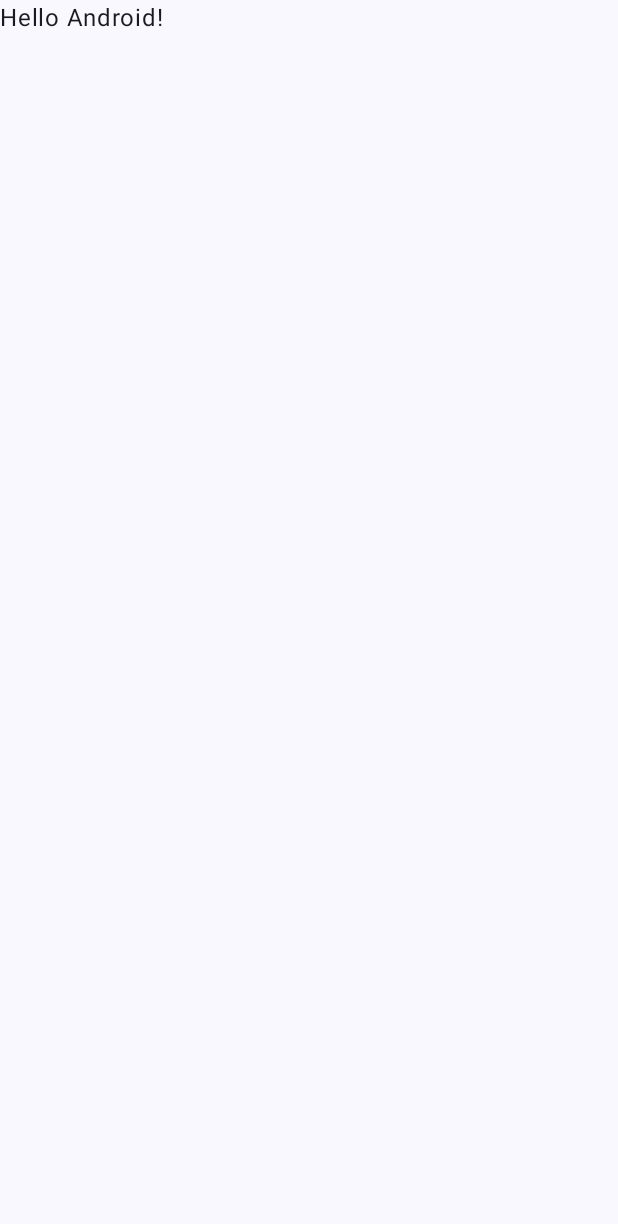
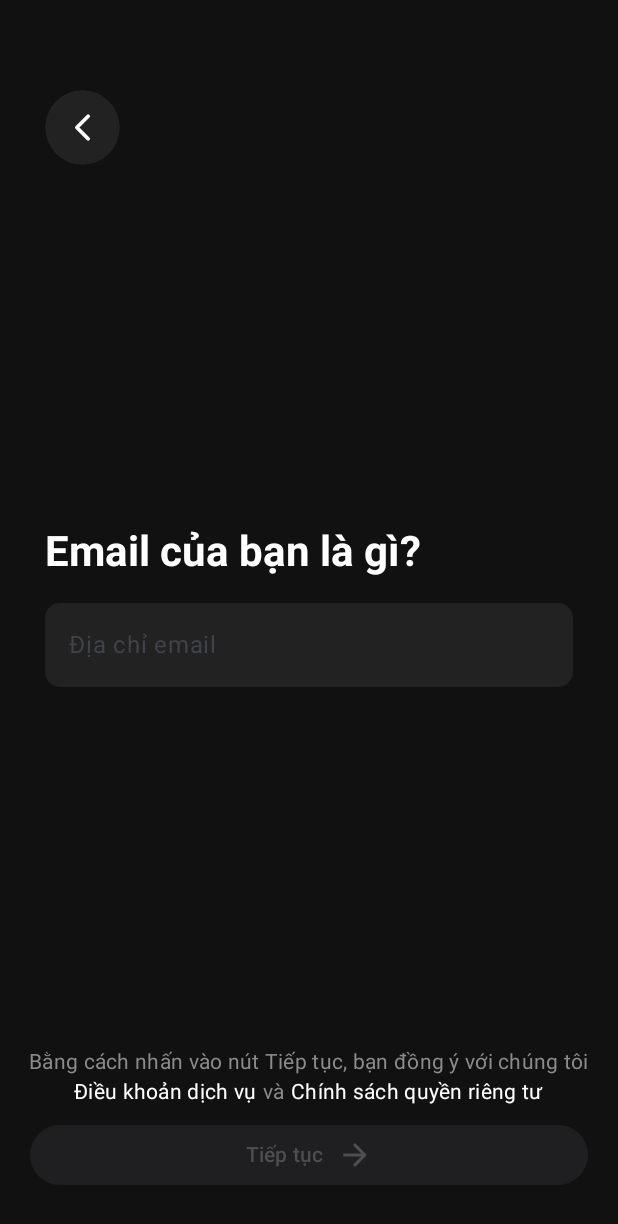
Before and after one commit to nmthanh31/MyLocket, an Android app built with Jetpack Compose: the screen it shows after launch (MainActivity), on a phone screen of 412 x 824 dp. Before the commit the part shown is almost empty. Shown: the top 1224 px of the screen. Run offline under Robolectric (Android 15) with nearby library versions, the phone set to English and light mode, and no system bars.

Commit message:
WelcomeAndRegisterScreen

```diff
--- a/app/src/main/java/com/nmthanh31/mylocket/MainActivity.kt
+++ b/app/src/main/java/com/nmthanh31/mylocket/MainActivity.kt
@@ -4,44 +4,53 @@ import android.os.Bundle
 import androidx.activity.ComponentActivity
 import androidx.activity.compose.setContent
 import androidx.activity.enableEdgeToEdge
+import androidx.compose.foundation.Image
+import androidx.compose.foundation.background
+import androidx.compose.foundation.clickable
+import androidx.compose.foundation.layout.Arrangement
+import androidx.compose.foundation.layout.Box
+import androidx.compose.foundation.layout.Column
+import androidx.compose.foundation.layout.Row
+import androidx.compose.foundation.layout.Spacer
 import androidx.compose.foundation.layout.fillMaxSize
+import androidx.compose.foundation.layout.height
 import androidx.compose.foundation.layout.padding
+import androidx.compose.foundation.layout.size
+import androidx.compose.foundation.layout.statusBarsPadding
+import androidx.compose.foundation.layout.width
+import androidx.compose.foundation.shape.RoundedCornerShape
+import androidx.compose.material3.Button
+import androidx.compose.material3.ButtonDefaults
+import androidx.compose.material3.MaterialTheme
 import androidx.compose.material3.Scaffold
 import androidx.compose.material3.Text
 import androidx.compose.runtime.Composable
+import androidx.compose.ui.Alignment
 import androidx.compose.ui.Modifier
+import androidx.compose.ui.draw.clip
+import androidx.compose.ui.graphics.Color
+import androidx.compose.ui.res.painterResource
+import androidx.compose.ui.text.font.FontWeight
 import androidx.compose.ui.tooling.preview.Preview
+import androidx.compose.ui.unit.dp
+import androidx.core.view.WindowCompat
+import com.nmthanh31.mylocket.screens.RegisterScreen
+import com.nmthanh31.mylocket.screens.WelcomeScreen
 import com.nmthanh31.mylocket.ui.theme.MyLocketTheme
 
 class MainActivity : ComponentActivity() {
     override fun onCreate(savedInstanceState: Bundle?) {
         super.onCreate(savedInstanceState)
+
         enableEdgeToEdge()
         setContent {
             MyLocketTheme {
-                Scaffold(modifier = Modifier.fillMaxSize()) { innerPadding ->
-                    Greeting(
-                        name = "Android",
-                        modifier = Modifier.padding(innerPadding)
-                    )
+                Scaffold(modifier = Modifier.fillMaxSize()) { paddingValues ->
+//                    WelcomeScreen(modifier = Modifier.fillMaxSize())
+                    RegisterScreen(modifier = Modifier.fillMaxSize().padding(paddingValues))
                 }
+
             }
         }
     }
 }
-
-@Composable
-fun Greeting(name: String, modifier: Modifier = Modifier) {
-    Text(
-        text = "Hello $name!",
-        modifier = modifier
-    )
-}
-
-@Preview(showBackground = true)
-@Composable
-fun GreetingPreview() {
-    MyLocketTheme {
-        Greeting("Android")
-    }
-}
--- /dev/null
+++ b/app/src/main/java/com/nmthanh31/mylocket/screens/RegisterScreen.kt
@@ -0,0 +1,201 @@
+package com.nmthanh31.mylocket.screens
+
+import android.util.Patterns
+import android.view.Display.Mode
+import androidx.compose.foundation.Image
+import androidx.compose.foundation.background
+import androidx.compose.foundation.layout.Arrangement
+import androidx.compose.foundation.layout.Column
+import androidx.compose.foundation.layout.Row
+import androidx.compose.foundation.layout.Spacer
+import androidx.compose.foundation.layout.fillMaxHeight
+import androidx.compose.foundation.layout.fillMaxSize
+import androidx.compose.foundation.layout.fillMaxWidth
+import androidx.compose.foundation.layout.height
+import androidx.compose.foundation.layout.padding
+import androidx.compose.foundation.layout.size
+import androidx.compose.foundation.layout.width
+import androidx.compose.foundation.shape.CircleShape
+import androidx.compose.foundation.shape.RoundedCornerShape
+import androidx.compose.material.icons.Icons
+import androidx.compose.material.icons.automirrored.outlined.ArrowForward
+import androidx.compose.material.icons.automirrored.outlined.KeyboardArrowLeft
+import androidx.compose.material.icons.automirrored.rounded.ArrowForward
+import androidx.compose.material.icons.automirrored.rounded.KeyboardArrowLeft
+import androidx.compose.material.icons.materialIcon
+import androidx.compose.material.icons.outlined.ArrowForward
+import androidx.compose.material.icons.outlined.Build
+import androidx.compose.material.icons.outlined.KeyboardArrowLeft
+import androidx.compose.material.icons.rounded.ArrowForward
+import androidx.compose.material.icons.rounded.KeyboardArrowLeft
+import androidx.compose.material3.Button
+import androidx.compose.material3.ButtonDefaults
+import androidx.compose.material3.*
+import androidx.compose.runtime.Composable
+import androidx.compose.runtime.getValue
+import androidx.compose.runtime.mutableStateOf
+import androidx.compose.runtime.remember
+import androidx.compose.runtime.setValue
+import androidx.compose.ui.Alignment
+import androidx.compose.ui.Modifier
+import androidx.compose.ui.draw.clip
+import androidx.compose.ui.focus.focusModifier
+import androidx.compose.ui.graphics.Color
+import androidx.compose.ui.graphics.Shape
+import androidx.compose.ui.platform.LocalContext
+import androidx.compose.ui.res.painterResource
+import androidx.compose.ui.text.font.FontFamily
+import androidx.compose.ui.text.font.FontWeight
+import androidx.compose.ui.tooling.preview.Preview
+import androidx.compose.ui.unit.TextUnit
+import androidx.compose.ui.unit.dp
+import com.nmthanh31.mylocket.R
+import com.nmthanh31.mylocket.ui.theme.*
+
+@OptIn(ExperimentalMaterial3Api::class)
+@Composable
+fun RegisterScreen(modifier: Modifier = Modifier){
+    var email by remember {
+        mutableStateOf("")
+    }
+
+    val isEmailValid = remember(email) { Patterns.EMAIL_ADDRESS.matcher(email).matches() }
+
+    Column(
+        modifier = Modifier
+            .fillMaxSize()
+            .background(Background),
+        horizontalAlignment = Alignment.Start,
+        verticalArrangement = Arrangement.SpaceBetween,
+    ){
+        IconButton(
+            onClick = { /*TODO*/ },
+            modifier = Modifier
+                .padding(start = 30.dp, top = 60.dp)
+                .size(50.dp)
+                .clip(CircleShape),
+            colors = IconButtonDefaults.iconButtonColors(
+                containerColor = Charcoal,
+                contentColor = Color.White
+            )
+        ) {
+            Icon(
+                painter = painterResource(id = R.drawable.back) ,
+                contentDescription = null,
+                modifier = Modifier.align(Alignment.CenterHorizontally)
+            )
+        }
+
+
+
+        Column(
+            modifier = Modifier
+                .background(Background),
+            horizontalAlignment = Alignment.Start,
+            verticalArrangement = Arrangement.Center,
+        ) {
+            Text(
+                text = "Email của bạn là gì?",
+                color = Color.White,
+                style = MaterialTheme.typography.headlineMedium,
+                fontWeight = FontWeight.Bold,
+                fontFamily = FontFamily.SansSerif,
+                modifier = Modifier
+                    .padding(start = 30.dp)
+
+            )
+
+            Spacer(modifier = Modifier.height(16.dp))
+
+            TextField(
+                value = email,
+                onValueChange = { input ->
+                    run {
+                        email = input
+                    }
+                },
+                modifier = Modifier
+                    .fillMaxWidth()
+                    .padding(start = 30.dp, end = 30.dp)
+                    .clip(shape = RoundedCornerShape(10.dp)),
+                colors = TextFieldDefaults.textFieldColors(
+                    containerColor = Charcoal,
+                    focusedTextColor = Color.White,
+                    cursorColor = Color.White, // Màu con trỏ
+                    focusedIndicatorColor = Color.Transparent,
+                    unfocusedIndicatorColor = Color.Transparent,
+                ),
+                placeholder = {
+                    Text(text = "Địa chỉ email")
+                },
+                singleLine = true,
+            )
+
+
+        }
+        Column(
+            modifier = Modifier
+                .padding(start = 10.dp, end = 10.dp, bottom = 30.dp),
+            horizontalAlignment = Alignment.CenterHorizontally,
+            verticalArrangement = Arrangement.Bottom
+        ){
+            Text(
+                text = "Bằng cách nhấn vào nút Tiếp tục, bạn đồng ý với chúng tôi",
+                color = Color(0xFF8D8A8B),
+                style = MaterialTheme.typography.bodyMedium
+            )
+            Row {
+                Text(
+                    text = "Điều khoản dịch vụ",
+                    color = Color.White,
+                    style = MaterialTheme.typography.bodyMedium
+                )
+                Text(
+                    text = " và ",
+                    color = Color(0xFF8D8A8B),
+                    style = MaterialTheme.typography.bodyMedium
+                )
+                Text(
+                    text = "Chính sách quyền riêng tư",
+                    color = Color.White,
+                    style = MaterialTheme.typography.bodyMedium
+                )
+            }
+            Spacer(modifier = Modifier.height(8.dp))
+
+            Button(
+                onClick = { /*TODO*/ },
+                colors = ButtonDefaults.buttonColors(
+                    contentColor = if (isEmailValid) Amber else Color(0xFF1F1F21),
+                    containerColor = if (isEmailValid) Amber else Color(0xFF1F1F21),
+                    disabledContainerColor = if (isEmailValid) Amber else Color(0xFF1F1F21)
+                ),
+                modifier = Modifier
+                    .fillMaxWidth()
+                    .padding(start = 10.dp, end = 10.dp),
+                enabled = isEmailValid
+
+            ) {
+                Text(
+                    text = "Tiếp tục",
+                    color = if (isEmailValid) Color.Black else Color(0xFF4E4E50)
+                )
+
+                Spacer(modifier = Modifier.width(8.dp))
+
+                Icon(
+                    imageVector = Icons.AutoMirrored.Rounded.ArrowForward,
+                    contentDescription = null,
+                    tint = if (isEmailValid) Color.Black else Color(0xFF4E4E50)
+                    )
+            }
+        }
+
+    }
+}
+
+@Preview
+@Composable
+fun PreviewRegisterScreen(){
+    RegisterScreen()
+}
--- a/app/src/main/java/com/nmthanh31/mylocket/ui/theme/Color.kt
+++ b/app/src/main/java/com/nmthanh31/mylocket/ui/theme/Color.kt
@@ -9,3 +9,7 @@ val Pink80 = Color(0xFFEFB8C8)
 val Purple40 = Color(0xFF6650a4)
 val PurpleGrey40 = Color(0xFF625b71)
 val Pink40 = Color(0xFF7D5260)
+
+val Amber = Color(0xFFFFB901)
+val Background = Color(0xFF111111)
+val Charcoal = Color(0xFF222222)
--- a/app/src/main/java/com/nmthanh31/mylocket/ui/theme/Theme.kt
+++ b/app/src/main/java/com/nmthanh31/mylocket/ui/theme/Theme.kt
@@ -9,6 +9,7 @@ import androidx.compose.material3.dynamicDarkColorScheme
 import androidx.compose.material3.dynamicLightColorScheme
 import androidx.compose.material3.lightColorScheme
 import androidx.compose.runtime.Composable
+import androidx.compose.ui.graphics.Color
 import androidx.compose.ui.platform.LocalContext
 
 private val DarkColorScheme = darkColorScheme(
@@ -20,17 +21,17 @@ private val DarkColorScheme = darkColorScheme(
 private val LightColorScheme = lightColorScheme(
     primary = Purple40,
     secondary = PurpleGrey40,
-    tertiary = Pink40
+    tertiary = Pink40,
 
-    /* Other default colors to override
-    background = Color(0xFFFFFBFE),
+
+    background = Color(0xFF111111),
     surface = Color(0xFFFFFBFE),
     onPrimary = Color.White,
     onSecondary = Color.White,
     onTertiary = Color.White,
-    onBackground = Color(0xFF1C1B1F),
+    onBackground = Color.White,
     onSurface = Color(0xFF1C1B1F),
-    */
+
 )
 
 @Composable
--- /dev/null
+++ b/app/src/main/res/drawable/back.xml
@@ -0,0 +1,5 @@
+<vector xmlns:android="http://schemas.android.com/apk/res/android" android:height="30dp" android:viewportHeight="24" android:viewportWidth="24" android:width="30dp">
+
+    <path android:fillColor="#00000000" android:pathData="M15,6L9,12L15,18" android:strokeColor="#ffffff" android:strokeLineCap="round" android:strokeLineJoin="round" android:strokeWidth="2"/>
+
+</vector>
```
Also changed, not shown: app/src/main/java/com/nmthanh31/mylocket/screens/WelcomeScreen.kt (added, +112 -0 lines), app/src/main/res/drawable/logo.png (added), app/src/main/res/drawable/welcome.png (added).
